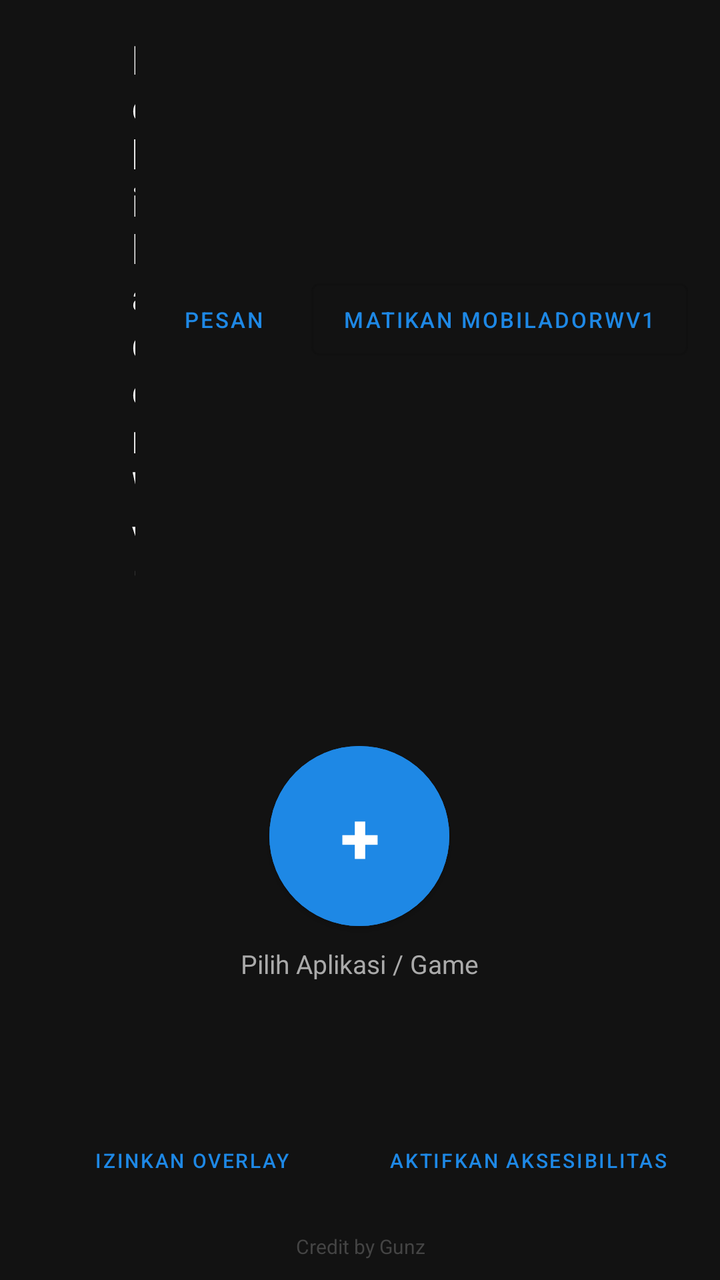
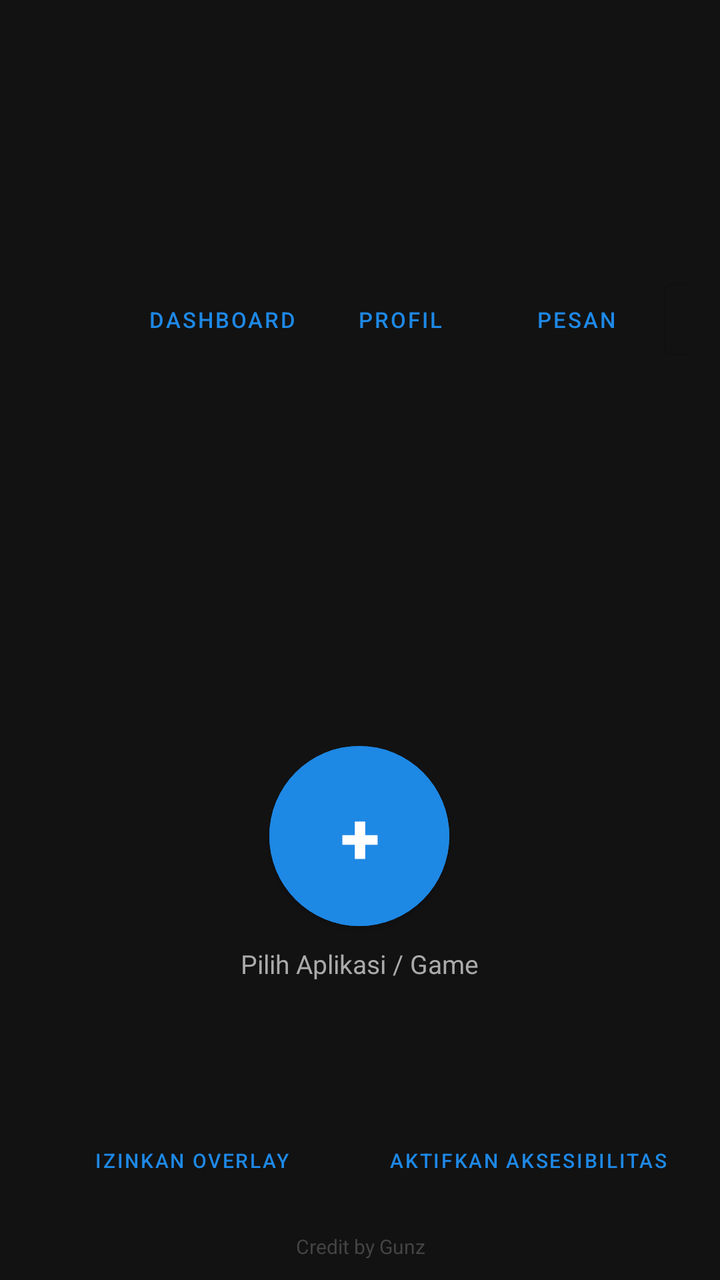

Two renders of the same Android screen: before a commit and after it. Below are the layout's source before the change and the commit's diff.
<!-- AndroidManifest.xml: application theme Theme.Mobibawah -->
<!-- res/layout/activity_main.xml -->
<?xml version="1.0" encoding="utf-8"?>
<LinearLayout xmlns:android="http://schemas.android.com/apk/res/android"
    xmlns:app="http://schemas.android.com/apk/res-auto"
    android:layout_width="match_parent"
    android:layout_height="match_parent"
    android:orientation="vertical"
    android:background="@color/bg">

    
    <LinearLayout
        android:layout_width="match_parent"
        android:layout_height="wrap_content"
        android:orientation="horizontal"
        android:gravity="center_vertical"
        android:padding="16dp">

        <ImageView
            android:id="@+id/imgLogoMain"
            android:layout_width="40dp"
            android:layout_height="40dp"
            android:src="@mipmap/ic_launcher" />

        <TextView
            android:layout_width="0dp"
            android:layout_height="wrap_content"
            android:layout_weight="1"
            android:layout_marginStart="10dp"
            android:text="@string/app_name"
            android:textColor="@color/text_light"
            android:textSize="20sp"
            android:textStyle="bold" />

        <Button
            android:id="@+id/btnPesan"
            style="@style/Widget.MaterialComponents.Button.TextButton"
            android:layout_width="wrap_content"
            android:layout_height="wrap_content"
            android:textSize="11sp"
            android:text="Pesan" />

        <Button
            android:id="@+id/btnMatikanMobi"
            style="@style/Widget.MaterialComponents.Button.OutlinedButton"
            android:layout_width="wrap_content"
            android:layout_height="wrap_content"
            android:textSize="11sp"
            android:text="Matikan MobiladorWv1" />
    </LinearLayout>

    
    <FrameLayout
        android:layout_width="match_parent"
        android:layout_height="0dp"
        android:layout_weight="1">

        <LinearLayout
            android:layout_width="wrap_content"
            android:layout_height="wrap_content"
            android:layout_gravity="center"
            android:orientation="vertical"
            android:gravity="center">

            <Button
                android:id="@+id/btnTambahApp"
                android:layout_width="90dp"
                android:layout_height="90dp"
                android:insetTop="0dp"
                android:insetBottom="0dp"
                android:backgroundTint="@color/primary"
                android:textColor="@color/text_light"
                android:textSize="36sp"
                android:textStyle="bold"
                android:text="+"
                app:cornerRadius="45dp"
                style="@style/Widget.MaterialComponents.Button" />

            <TextView
                android:layout_width="wrap_content"
                android:layout_height="wrap_content"
                android:layout_marginTop="10dp"
                android:text="Pilih Aplikasi / Game"
                android:textColor="#AAAAAA"
                android:textSize="13sp" />
        </LinearLayout>
    </FrameLayout>

    
    <TextView
        android:id="@+id/txtFavoritLabel"
        android:layout_width="match_parent"
        android:layout_height="wrap_content"
        android:paddingStart="16dp"
        android:paddingEnd="16dp"
        android:text="Game Tersimpan"
        android:textColor="#AAAAAA"
        android:textSize="12sp"
        android:visibility="gone" />

    <HorizontalScrollView
        android:id="@+id/scrollFavorit"
        android:layout_width="match_parent"
        android:layout_height="wrap_content"
        android:visibility="gone"
        android:paddingTop="6dp"
        android:paddingBottom="10dp">

        <LinearLayout
            android:id="@+id/rowFavorit"
            android:layout_width="wrap_content"
            android:layout_height="wrap_content"
            android:orientation="horizontal"
            android:paddingStart="12dp"
            android:paddingEnd="12dp" />
    </HorizontalScrollView>

    <LinearLayout
        android:layout_width="match_parent"
        android:layout_height="wrap_content"
        android:orientation="horizontal"
        android:padding="12dp">

        <Button
            android:id="@+id/btnOverlayPermission"
            style="@style/Widget.MaterialComponents.Button.TextButton"
            android:layout_width="0dp"
            android:layout_height="wrap_content"
            android:layout_weight="1"
            android:textSize="10sp"
            android:text="@string/btn_izin_overlay" />

        <Button
            android:id="@+id/btnAccessibility"
            style="@style/Widget.MaterialComponents.Button.TextButton"
            android:layout_width="0dp"
            android:layout_height="wrap_content"
            android:layout_weight="1"
            android:textSize="10sp"
            android:text="@string/btn_izin_aksesibilitas" />
    </LinearLayout>

    <TextView
        android:layout_width="match_parent"
        android:layout_height="wrap_content"
        android:gravity="center"
        android:paddingBottom="10dp"
        android:text="@string/credit_text"
        android:textColor="#444444"
        android:textSize="10sp" />

</LinearLayout>
<!-- resources referenced by this layout -->
<resources>
  <color name="bg">#121212</color>
  <color name="primary">#1E88E5</color>
  <color name="text_light">#FFFFFF</color>
  <!-- mipmap ic_launcher (mipmap-anydpi-v26) -->
  <?xml version="1.0" encoding="utf-8"?>
  <adaptive-icon xmlns:android="http://schemas.android.com/apk/res/android">
      <background android:drawable="@color/primary_dark"/>
      <foreground android:drawable="@drawable/ic_launcher_foreground"/>
  </adaptive-icon>
  <string name="app_name">MobiladorWv1</string>
  <string name="btn_izin_aksesibilitas">Aktifkan Aksesibilitas</string>
  <string name="btn_izin_overlay">Izinkan Overlay</string>
  <string name="credit_text">Credit by Gunz</string>
  <style name="Theme.Mobibawah" parent="Theme.MaterialComponents.DayNight.NoActionBar">
          <item name="colorPrimary">@color/primary</item>
          <item name="colorPrimaryDark">@color/primary_dark</item>
          <item name="colorAccent">@color/accent</item>
          <item name="android:windowBackground">@color/bg</item>
      </style>
  <color name="primary_dark">#1565C0</color>
  <!-- drawable ic_launcher_foreground (drawable) -->
  <vector xmlns:android="http://schemas.android.com/apk/res/android"
      android:width="108dp"
      android:height="108dp"
      android:viewportWidth="108"
      android:viewportHeight="108">
  
      
      <path
          android:fillColor="#FFFFFF"
          android:pathData="M46,32 h16 a4,4 0 0 1 4,4 v14 h-24 v-14 a4,4 0 0 1 4,-4 z" />
      <path
          android:fillColor="#FFFFFF"
          android:pathData="M46,58 h16 a4,4 0 0 1 4,4 v14 h-24 v-14 a4,4 0 0 1 4,-4 z" />
      <path
          android:fillColor="#FFFFFF"
          android:pathData="M20,58 h16 v18 h-12 a4,4 0 0 1 -4,-4 z" />
      <path
          android:fillColor="#FFFFFF"
          android:pathData="M72,58 h16 v14 a4,4 0 0 1 -4,4 h-12 z" />
  
      
      <path
          android:fillColor="#FF5722"
          android:pathData="M62,44 L86,66 L76,68 L82,80 L76,83 L70,71 L62,79 Z" />
  </vector>
  <color name="accent">#FF5722</color>
</resources>

<!-- the commit's change to res/layout/activity_main.xml (unified diff, before → after) -->
@@ -29,6 +29,22 @@
             android:textColor="@color/text_light"
             android:textSize="20sp"
             android:textStyle="bold" />
+
+        <Button
+            android:id="@+id/btnDashboard"
+            style="@style/Widget.MaterialComponents.Button.TextButton"
+            android:layout_width="wrap_content"
+            android:layout_height="wrap_content"
+            android:textSize="11sp"
+            android:text="Dashboard" />
+
+        <Button
+            android:id="@+id/btnProfil"
+            style="@style/Widget.MaterialComponents.Button.TextButton"
+            android:layout_width="wrap_content"
+            android:layout_height="wrap_content"
+            android:textSize="11sp"
+            android:text="Profil" />
 
         <Button
             android:id="@+id/btnPesan"
